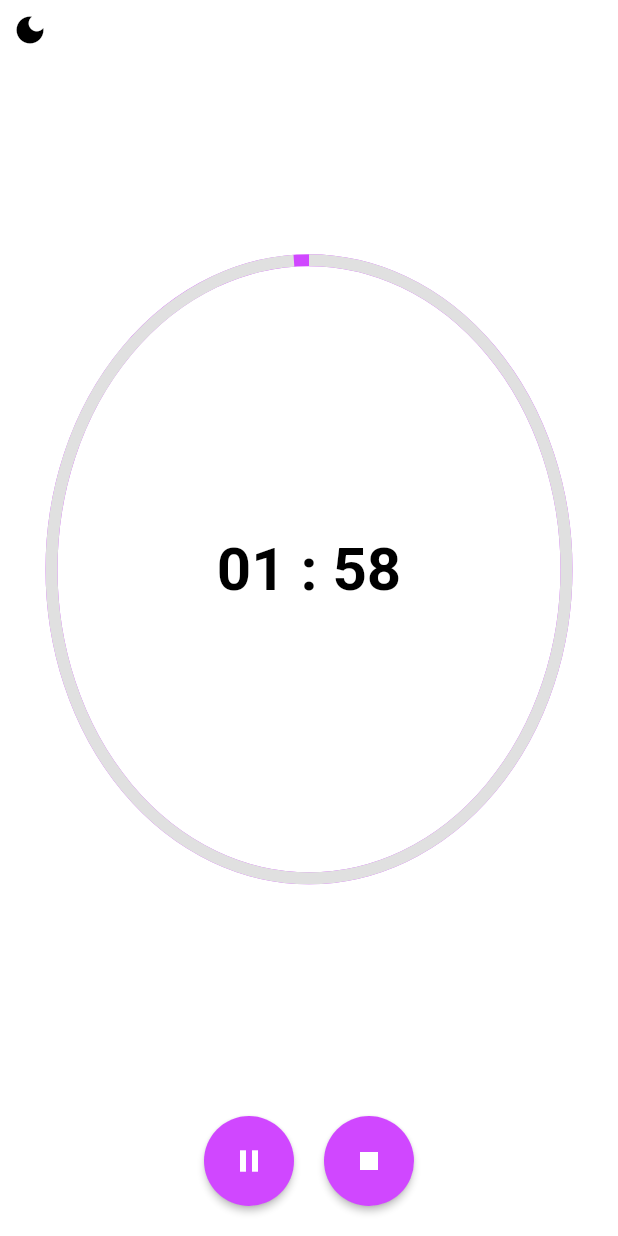
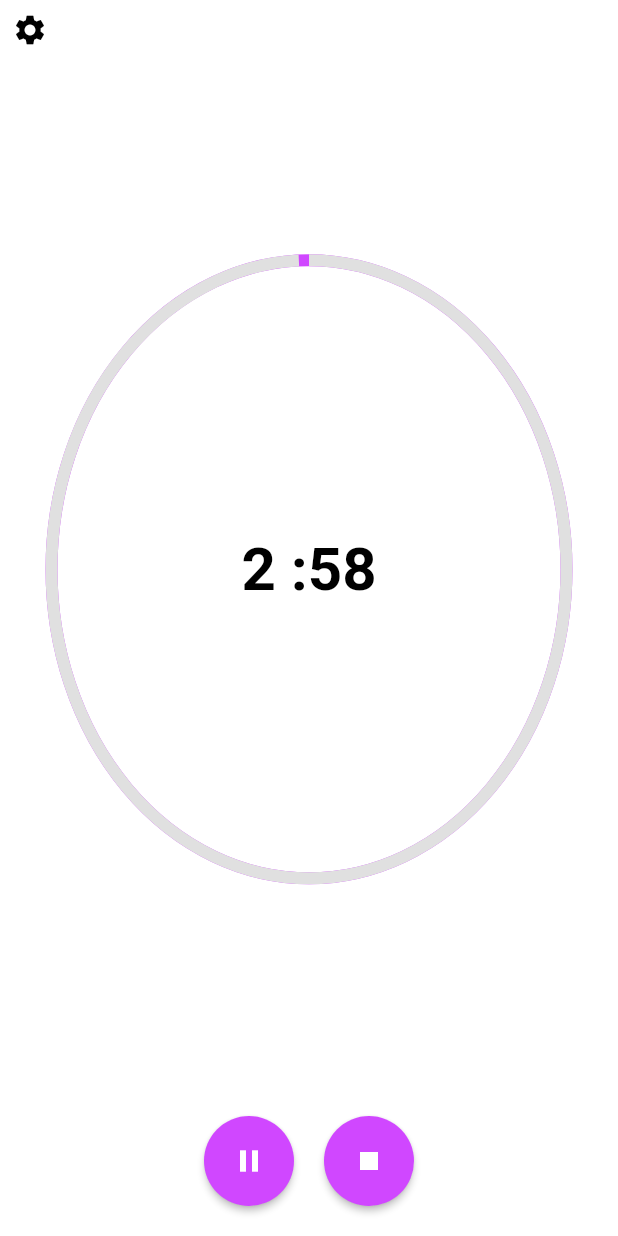
Before and after one commit to yagizdo/countdown-ui, a Flutter app: the screen it shows after launch, after a tap on the "play arrow" icon, on a phone screen of 412 x 824 dp. Run offline on Flutter 3.47's test engine with Material 2 defaults, Android fonts, the phone set to English and light mode, and no system bars; our stand-ins replace animated_splash_screen, hexcolor, shared_preferences.

Commit message:
minutes bug fix

```diff
--- a/lib/Screens/home_screen.dart
+++ b/lib/Screens/home_screen.dart
@@ -13,7 +13,7 @@ class _HomeScreenState extends State<HomeScreen> with TickerProviderStateMixin {
   late AnimationController controller;
 
   int defaultMinutes = 2;
-  int defaultSeconds = 0;
+  int defaultSeconds = 180;
   bool isCounting = false;
 
   double progress = 1.0;
@@ -21,8 +21,7 @@ class _HomeScreenState extends State<HomeScreen> with TickerProviderStateMixin {
   void initState() {
     super.initState();
     controller = AnimationController(
-        vsync: this,
-        duration: Duration(minutes: defaultMinutes, seconds: defaultSeconds));
+        vsync: this, duration: Duration(seconds: defaultSeconds));
     controller.addListener(() {
       if (controller.isAnimating) {
         setState(() {
@@ -43,15 +42,22 @@ class _HomeScreenState extends State<HomeScreen> with TickerProviderStateMixin {
     super.dispose();
   }
 
+  void notify() {
+    if (countText == '00:00') {
+      //FlutterRingtonePlayer.playNotification();
+      print('sure bitti');
+    }
+  }
+
   String get countText {
     Duration count = controller.duration! * controller.value;
-    return '${(count.inMinutes % 60 == 0 ? defaultMinutes : count.inMinutes % 60).toString().padLeft(2, '0')} : ${(count.inSeconds % 60 == 0 ? defaultSeconds : count.inSeconds % 60).toString().padLeft(2, '0')}';
+    return '${count.inMinutes % 60} :${(count.inSeconds % 60).toString().padLeft(2, '0')}';
   }
 
   @override
   Widget build(BuildContext context) {
     var size = MediaQuery.of(context).size;
-
+    notify();
     return Scaffold(
         body: Column(
       crossAxisAlignment: CrossAxisAlignment.start,
@@ -63,12 +69,12 @@ class _HomeScreenState extends State<HomeScreen> with TickerProviderStateMixin {
           child: Consumer<ThemeProvider>(
             builder: (context, theme, child) => IconButton(
               onPressed: () {
-                ThemeProvider().readData('themeMode').then((value) {
+                /*ThemeProvider().readData('themeMode').then((value) {
                   value == 'light' ? theme.setDarkMode() : theme.setLightMode();
-                });
+                });*/
               },
               icon: Icon(
-                Icons.dark_mode,
+                Icons.settings,
                 color: Colors.black,
               ),
             ),
```
